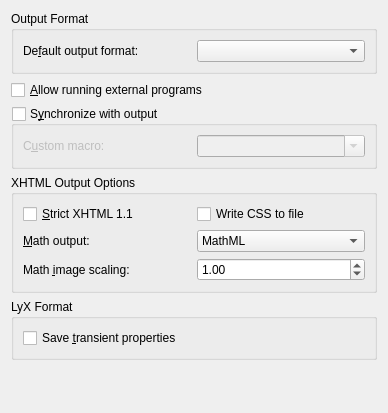
This is src/frontends/qt/ui/OutputUi.ui in cburschka/lyx as Qt 5 draws it before an edit. The edited form follows.
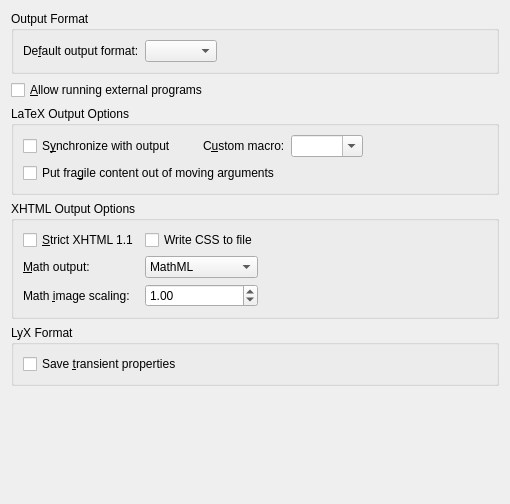
This is the edited form.

Commit message:
Add buffer param to opt-out fragile content movement
Fixes #11714

File format change

```diff
--- a/src/frontends/qt/ui/OutputUi.ui
+++ b/src/frontends/qt/ui/OutputUi.ui
@@ -6,14 +6,14 @@
    <rect>
     <x>0</x>
     <y>0</y>
-    <width>388</width>
-    <height>413</height>
+    <width>510</width>
+    <height>504</height>
    </rect>
   </property>
   <property name="windowTitle">
    <string>Form</string>
   </property>
-  <layout class="QGridLayout" name="gridLayout">
+  <layout class="QGridLayout" name="gridLayout_2">
    <item row="0" column="0">
     <widget class="QGroupBox" name="outputFormatGB">
      <property name="title">
@@ -22,7 +22,7 @@
      <property name="flat">
       <bool>true</bool>
      </property>
-     <layout class="QGridLayout">
+     <layout class="QGridLayout" name="gridlayout8">
       <property name="leftMargin">
        <number>9</number>
       </property>
@@ -75,36 +75,24 @@
           </property>
          </widget>
         </item>
+        <item>
+         <spacer name="horizontalSpacer">
+          <property name="orientation">
+           <enum>Qt::Horizontal</enum>
+          </property>
+          <property name="sizeHint" stdset="0">
+           <size>
+            <width>40</width>
+            <height>20</height>
+           </size>
+          </property>
+         </spacer>
+        </item>
        </layout>
       </item>
      </layout>
     </widget>
    </item>
-   <item row="5" column="0">
-    <widget class="QGroupBox" name="savingGB">
-     <property name="title">
-      <string>LyX Format</string>
-     </property>
-     <property name="flat">
-      <bool>true</bool>
-     </property>
-     <property name="checkable">
-      <bool>false</bool>
-     </property>
-     <layout class="QVBoxLayout" name="verticalLayout">
-      <item>
-       <widget class="QCheckBox" name="saveTransientPropertiesCB">
-        <property name="toolTip">
-         <string>Save all parameters in the LyX file, including ones that are frequently switched or that are specific to the user (such as the output of the tracked changes, or the document directory path). Disabling this option plays nicer in collaborative settings and with version control systems.</string>
-        </property>
-        <property name="text">
-         <string>Save &amp;transient properties</string>
-        </property>
-       </widget>
-      </item>
-     </layout>
-    </widget>
-   </item>
    <item row="1" column="0">
     <widget class="QCheckBox" name="shellescapeCB">
      <property name="toolTip">
@@ -115,51 +103,6 @@
      </property>
     </widget>
    </item>
-   <item row="2" column="0">
-    <widget class="QGroupBox" name="outputsyncCB">
-     <property name="toolTip">
-      <string>Enable forward/reverse search between editor and output (e.g., SyncTeX)</string>
-     </property>
-     <property name="title">
-      <string>S&amp;ynchronize with output</string>
-     </property>
-     <property name="flat">
-      <bool>true</bool>
-     </property>
-     <property name="checkable">
-      <bool>true</bool>
-     </property>
-     <property name="checked">
-      <bool>false</bool>
-     </property>
-     <layout class="QVBoxLayout" name="verticalLayout_2">
-      <item>
-       <layout class="QHBoxLayout" name="horizontalLayout">
-        <item>
-         <widget class="QLabel" name="label">
-          <property name="text">
-           <string>C&amp;ustom macro:</string>
-          </property>
-          <property name="buddy">
-           <cstring>synccustomCB</cstring>
-          </property>
-         </widget>
-        </item>
-        <item>
-         <widget class="QComboBox" name="synccustomCB">
-          <property name="toolTip">
-           <string>Custom LaTeX preamble macro</string>
-          </property>
-          <property name="editable">
-           <bool>true</bool>
-          </property>
-         </widget>
-        </item>
-       </layout>
-      </item>
-     </layout>
-    </widget>
-   </item>
    <item row="3" column="0">
     <widget class="QGroupBox" name="xhtmlGB">
      <property name="title">
@@ -169,32 +112,6 @@
       <bool>true</bool>
      </property>
      <layout class="QGridLayout" name="outGridLayout">
-      <item row="0" column="0">
-       <widget class="QCheckBox" name="strictCB">
-        <property name="toolTip">
-         <string>Whether to comply strictly with XHTML 1.1.</string>
-        </property>
-        <property name="text">
-         <string>&amp;Strict XHTML 1.1</string>
-        </property>
-       </widget>
-      </item>
-      <item row="1" column="0">
-       <widget class="QLabel" name="mathoutLA">
-        <property name="font">
-         <font>
-          <weight>50</weight>
-          <bold>false</bold>
-         </font>
-        </property>
-        <property name="text">
-         <string>&amp;Math output:</string>
-        </property>
-        <property name="buddy">
-         <cstring>mathoutCB</cstring>
-        </property>
-       </widget>
-      </item>
       <item row="1" column="1">
        <widget class="QComboBox" name="mathoutCB">
         <property name="font">
@@ -228,6 +145,29 @@
         </item>
        </widget>
       </item>
+      <item row="0" column="1">
+       <widget class="QCheckBox" name="cssCB">
+        <property name="text">
+         <string>Write CSS to file</string>
+        </property>
+       </widget>
+      </item>
+      <item row="1" column="0">
+       <widget class="QLabel" name="mathoutLA">
+        <property name="font">
+         <font>
+          <weight>50</weight>
+          <bold>false</bold>
+         </font>
+        </property>
+        <property name="text">
+         <string>&amp;Math output:</string>
+        </property>
+        <property name="buddy">
+         <cstring>mathoutCB</cstring>
+        </property>
+       </widget>
+      </item>
       <item row="2" column="0">
        <widget class="QLabel" name="mathimgLA">
         <property name="font">
@@ -244,6 +184,16 @@
         </property>
        </widget>
       </item>
+      <item row="0" column="0">
+       <widget class="QCheckBox" name="strictCB">
+        <property name="toolTip">
+         <string>Whether to comply strictly with XHTML 1.1.</string>
+        </property>
+        <property name="text">
+         <string>&amp;Strict XHTML 1.1</string>
+        </property>
+       </widget>
+      </item>
       <item row="2" column="1">
        <widget class="QDoubleSpinBox" name="mathimgSB">
         <property name="font">
@@ -269,17 +219,48 @@
         </property>
        </widget>
       </item>
-      <item row="0" column="1">
-       <widget class="QCheckBox" name="cssCB">
+      <item row="1" column="2">
+       <spacer name="horizontalSpacer_3">
+        <property name="orientation">
+         <enum>Qt::Horizontal</enum>
+        </property>
+        <property name="sizeHint" stdset="0">
+         <size>
+          <width>40</width>
+          <height>20</height>
+         </size>
+        </property>
+       </spacer>
+      </item>
+     </layout>
+    </widget>
+   </item>
+   <item row="4" column="0">
+    <widget class="QGroupBox" name="savingGB">
+     <property name="title">
+      <string>LyX Format</string>
+     </property>
+     <property name="flat">
+      <bool>true</bool>
+     </property>
+     <property name="checkable">
+      <bool>false</bool>
+     </property>
+     <layout class="QGridLayout" name="gridLayout7">
+      <item row="0" column="0">
+       <widget class="QCheckBox" name="saveTransientPropertiesCB">
+        <property name="toolTip">
+         <string>Save all parameters in the LyX file, including ones that are frequently switched or that are specific to the user (such as the output of the tracked changes, or the document directory path). Disabling this option plays nicer in collaborative settings and with version control systems.</string>
+        </property>
         <property name="text">
-         <string>Write CSS to file</string>
+         <string>Save &amp;transient properties</string>
         </property>
        </widget>
       </item>
      </layout>
     </widget>
    </item>
-   <item row="6" column="0">
+   <item row="5" column="0">
     <spacer name="verticalSpacer">
      <property name="orientation">
       <enum>Qt::Vertical</enum>
@@ -292,6 +273,92 @@
      </property>
     </spacer>
    </item>
+   <item row="2" column="0">
+    <widget class="QGroupBox" name="latexOutputGB">
+     <property name="title">
+      <string>LaTeX Output Options</string>
+     </property>
+     <layout class="QGridLayout" name="gridLayout">
+      <item row="0" column="0">
+       <layout class="QHBoxLayout" name="horizontalLayout_2">
+        <item>
+         <widget class="QCheckBox" name="outputsyncCB">
+          <property name="toolTip">
+           <string>Enable forward/reverse search between editor and output (e.g., SyncTeX)</string>
+          </property>
+          <property name="text">
+           <string>S&amp;ynchronize with output</string>
+          </property>
+         </widget>
+        </item>
+        <item>
+         <spacer name="horizontalSpacer_4">
+          <property name="orientation">
+           <enum>Qt::Horizontal</enum>
+          </property>
+          <property name="sizeType">
+           <enum>QSizePolicy::Fixed</enum>
+          </property>
+          <property name="sizeHint" stdset="0">
+           <size>
+            <width>20</width>
+            <height>20</height>
+           </size>
+          </property>
+         </spacer>
+        </item>
+        <item>
+         <layout class="QHBoxLayout" name="horizontalLayout">
+          <item>
+           <widget class="QLabel" name="synccustomLA">
+            <property name="text">
+             <string>C&amp;ustom macro:</string>
+            </property>
+            <property name="buddy">
+             <cstring>synccustomCB</cstring>
+            </property>
+           </widget>
+          </item>
+          <item>
+           <widget class="QComboBox" name="synccustomCB">
+            <property name="toolTip">
+             <string>Custom LaTeX preamble macro</string>
+            </property>
+            <property name="editable">
+             <bool>true</bool>
+            </property>
+           </widget>
+          </item>
+          <item>
+           <spacer name="horizontalSpacer_2">
+            <property name="orientation">
+             <enum>Qt::Horizontal</enum>
+            </property>
+            <property name="sizeHint" stdset="0">
+             <size>
+              <width>40</width>
+              <height>20</height>
+             </size>
+            </property>
+           </spacer>
+          </item>
+         </layout>
+        </item>
+       </layout>
+      </item>
+      <item row="1" column="0">
+       <widget class="QCheckBox" name="postponeFragileCB">
+        <property name="toolTip">
+         <string>If this is checked, fragile items such as labels and index entries are moved out of moving arguments such as sections and captions. This prevents LaTeX errors that can happen in such cases. It is recommended to keep this on.</string>
+        </property>
+        <property name="text">
+         <string>Put fra&amp;gile content out of moving arguments</string>
+        </property>
+       </widget>
+      </item>
+     </layout>
+    </widget>
+   </item>
   </layout>
  </widget>
  <includes>
```
The commit also changes 11 other files.
